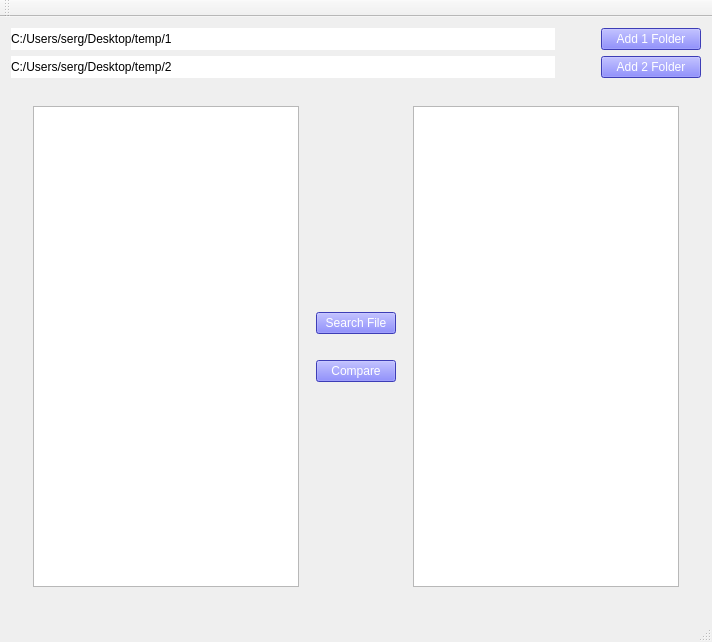
This is Project/C++/FileComparator/FileComparator/forms/dialog/mainwindow.ui in alkimand/QT as Qt 5 draws it before an edit. The edited form follows.
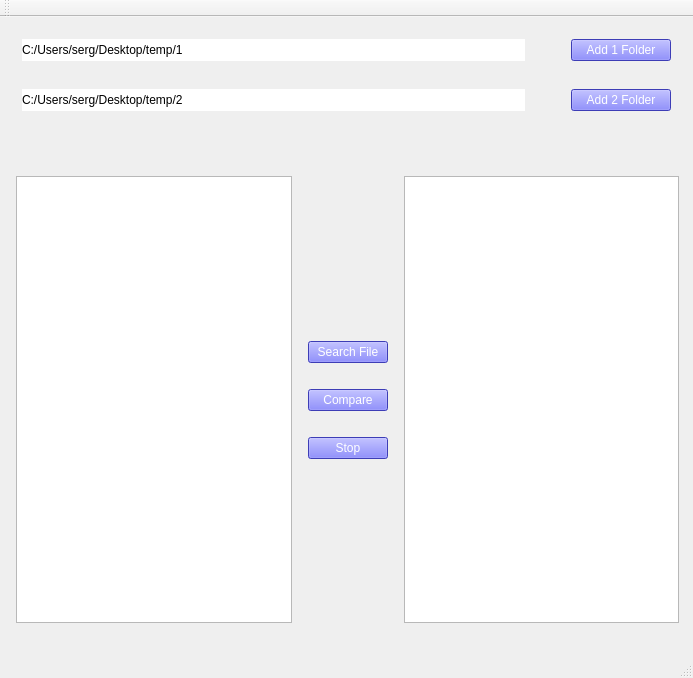
This is the edited form.

```diff
--- a/Project/C++/FileComparator/FileComparator/forms/dialog/mainwindow.ui
+++ b/Project/C++/FileComparator/FileComparator/forms/dialog/mainwindow.ui
@@ -6,8 +6,8 @@
    <rect>
     <x>0</x>
     <y>0</y>
-    <width>712</width>
-    <height>642</height>
+    <width>693</width>
+    <height>678</height>
    </rect>
   </property>
   <property name="windowTitle">
@@ -18,15 +18,89 @@
     <item row="1" column="0">
      <widget class="QWidget" name="verticalWidget" native="true">
       <layout class="QVBoxLayout" name="verticalLayout">
+       <property name="leftMargin">
+        <number>5</number>
+       </property>
+       <property name="rightMargin">
+        <number>3</number>
+       </property>
+       <item>
+        <layout class="QVBoxLayout" name="verticalLayout_5">
+         <property name="spacing">
+          <number>0</number>
+         </property>
+         <item>
+          <layout class="QHBoxLayout" name="horizontalLayout_5">
+           <property name="spacing">
+            <number>7</number>
+           </property>
+           <item>
+            <widget class="QLabel" name="addingLabel">
+             <property name="styleSheet">
+              <string notr="true">font: 15px &quot;Arial Black&quot;;</string>
+             </property>
+             <property name="text">
+              <string/>
+             </property>
+            </widget>
+           </item>
+           <item>
+            <spacer name="horizontalSpacer_3">
+             <property name="orientation">
+              <enum>Qt::Horizontal</enum>
+             </property>
+             <property name="sizeType">
+              <enum>QSizePolicy::Fixed</enum>
+             </property>
+             <property name="sizeHint" stdset="0">
+              <size>
+               <width>100</width>
+               <height>20</height>
+              </size>
+             </property>
+            </spacer>
+           </item>
+           <item>
+            <widget class="QLabel" name="comparingLbl">
+             <property name="layoutDirection">
+              <enum>Qt::LeftToRight</enum>
+             </property>
+             <property name="styleSheet">
+              <string notr="true">font: 15px &quot;Arial Black&quot;;</string>
+             </property>
+             <property name="text">
+              <string/>
+             </property>
+             <property name="alignment">
+              <set>Qt::AlignLeading|Qt::AlignLeft|Qt::AlignVCenter</set>
+             </property>
+            </widget>
+           </item>
+          </layout>
+         </item>
+        </layout>
+       </item>
        <item>
         <widget class="QWidget" name="horizontalWidget" native="true">
          <layout class="QHBoxLayout" name="horizontalLayout">
+          <property name="leftMargin">
+           <number>0</number>
+          </property>
+          <property name="rightMargin">
+           <number>0</number>
+          </property>
           <item>
            <widget class="QListView" name="addedView"/>
           </item>
           <item>
            <widget class="QWidget" name="verticalWidget_2" native="true">
             <layout class="QVBoxLayout" name="buttonWgt">
+             <property name="leftMargin">
+              <number>10</number>
+             </property>
+             <property name="rightMargin">
+              <number>10</number>
+             </property>
              <item>
               <spacer name="verticalSpacer_4">
                <property name="orientation">
@@ -80,6 +154,34 @@
                </property>
               </widget>
              </item>
+             <item>
+              <spacer name="verticalSpacer_2">
+               <property name="orientation">
+                <enum>Qt::Vertical</enum>
+               </property>
+               <property name="sizeType">
+                <enum>QSizePolicy::Fixed</enum>
+               </property>
+               <property name="sizeHint" stdset="0">
+                <size>
+                 <width>20</width>
+                 <height>20</height>
+                </size>
+               </property>
+              </spacer>
+             </item>
+             <item>
+              <widget class="QPushButton" name="stopBtn">
+               <property name="styleSheet">
+                <string notr="true">background-color: rgb(85, 85, 255);
+color: rgb(255, 255, 255);
+</string>
+               </property>
+               <property name="text">
+                <string>Stop</string>
+               </property>
+              </widget>
+             </item>
              <item>
               <spacer name="verticalSpacer_3">
                <property name="orientation">
@@ -110,6 +212,7 @@
       <item>
        <layout class="QVBoxLayout" name="verticalLayout_2">
         <item>
+         <widget class="QWidget" name="addFolder1Wgt" native="true">
          <layout class="QHBoxLayout" name="horizontalLayout_3">
           <item>
            <widget class="QLabel" name="labelFirst">
@@ -162,8 +265,10 @@
            </widget>
           </item>
          </layout>
+         </widget>
         </item>
         <item>
+         <widget class="QWidget" name="addFolder2Wgt" native="true">
          <layout class="QHBoxLayout" name="horizontalLayout_4">
           <item>
            <widget class="QLabel" name="labelSecond">
@@ -228,6 +333,7 @@
            </widget>
           </item>
          </layout>
+         </widget>
         </item>
        </layout>
       </item>
```
Left out of the diff: 2 changed lines with no effect on the pictures. Lines whose indentation alone changed are shown as unchanged.
